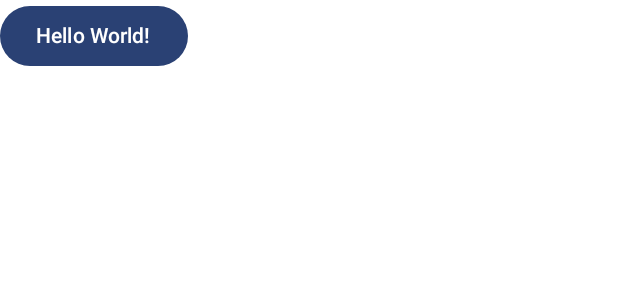
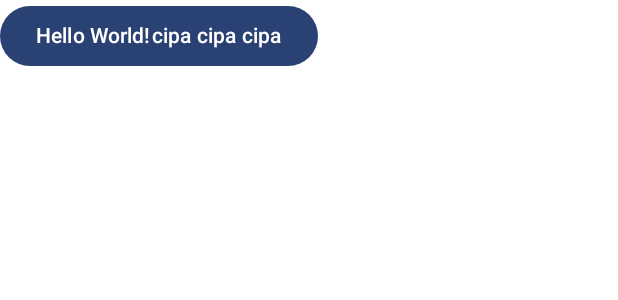
Before and after one commit to NolifekNTB/test123, an Android app built with Jetpack Compose: the @Preview function CustomButtonPreview, on a phone screen of 412 x 824 dp. Shown: the top 300 px of the screen. Run offline under Robolectric (Android 15) with nearby library versions, the phone set to English and light mode, and no system bars.

```diff
--- a/app/src/main/java/com/example/testapplicationenvironment/MainActivity.kt
+++ b/app/src/main/java/com/example/testapplicationenvironment/MainActivity.kt
@@ -63,6 +63,7 @@ private fun CustomButtonPreview() {
     TestApplicationEnvironmentTheme {
         Button(onClick = { /*TODO*/ }) {
             Text("Hello World!")
+            Text("cipa cipa cipa")
         }
     }
 }
```
